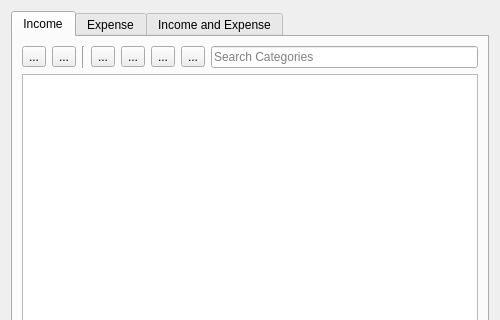
First picture: the form in src/views/ui_files/forms/category_form.ui, repository JakubFranek/Kapytal, before the edit; both pictures show x 0 to 500 and y 0 to 320 of the 500 by 500 pixel window.
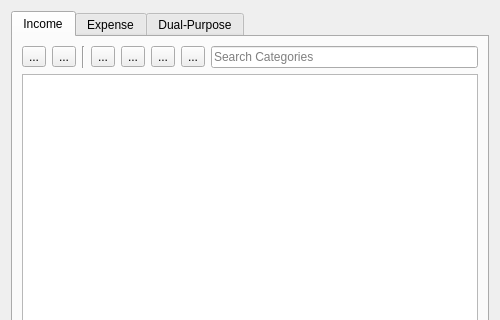
Second picture: the form after the edit.

Commit message:
Rename Income & Expense Categories to Dual-Purpose
Refactor CashTransaction._get_valid_category_types() method to return
a frozenset rather than a tuple.
Fix tests. Coverage 100%.

```diff
--- a/src/views/ui_files/forms/category_form.ui
+++ b/src/views/ui_files/forms/category_form.ui
@@ -184,7 +184,7 @@
      </widget>
      <widget class="QWidget" name="incomeAndExpenseTab">
       <attribute name="title">
-       <string>Income and Expense</string>
+       <string>Dual-Purpose</string>
       </attribute>
       <layout class="QVBoxLayout" name="verticalLayout_4">
        <item>
```
The commit also changes 24 other files.
